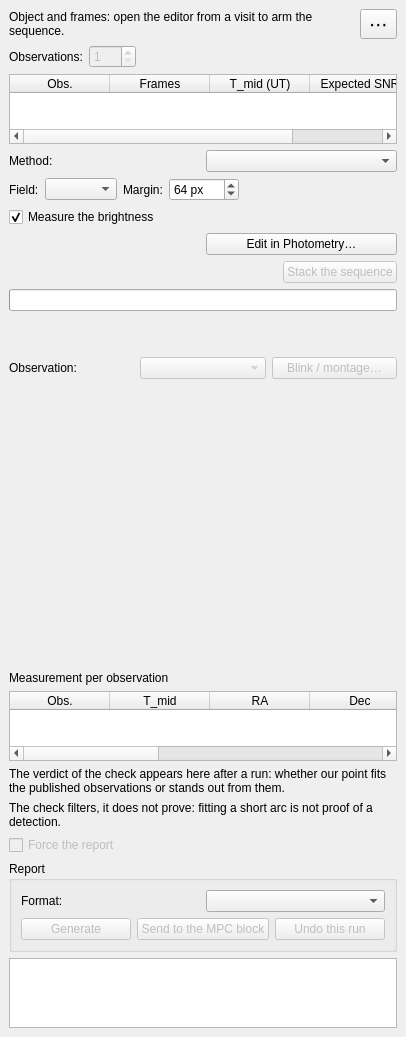
Above: nightscribe/gui/ui/ufe_trackstack_tab.ui from irydeo/nightscribe before the change. Below: the same form after it.
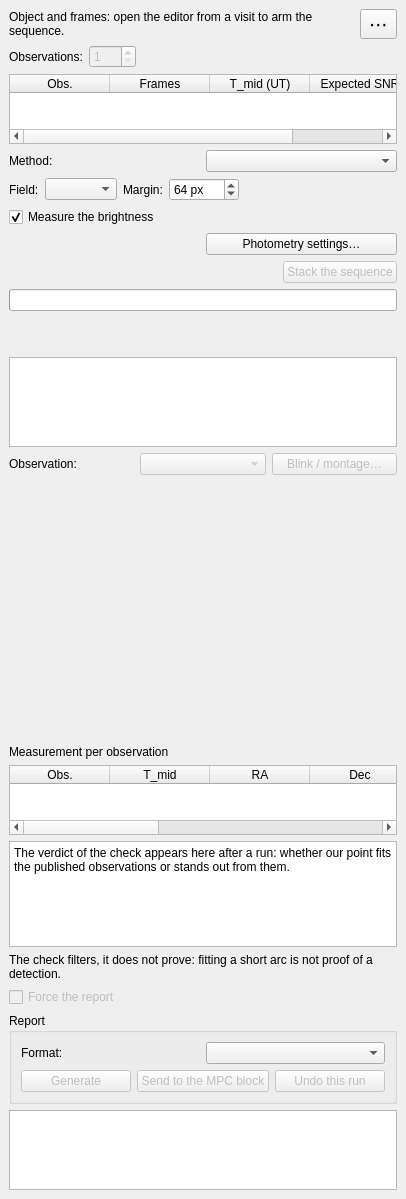
That is the form after the change.

Commit message: fix(astrometry): the long texts are boxes with a height and a scroll, and the tab is Astrometry

Diff of the .ui file:
```diff
--- a/nightscribe/gui/ui/ufe_trackstack_tab.ui
+++ b/nightscribe/gui/ui/ufe_trackstack_tab.ui
@@ -191,9 +191,9 @@
         </item>
         <item>
          <widget class="QPushButton" name="btn_recipe">
-          <property name="text"><string>Edit in Photometry…</string></property>
+          <property name="text"><string>Photometry settings…</string></property>
           <property name="toolTip">
-           <string>Takes you to the Photometry tab, where the apertures, the sky and the centroid are edited</string>
+           <string>The apertures, the sky method and the centroid the run will use are edited in the Photometry tab, and nowhere else. The brightness itself is measured here, on the stacks</string>
           </property>
          </widget>
         </item>
@@ -229,18 +229,20 @@
    <item>
     <widget class="QLabel" name="lbl_status">
      <property name="visible"><bool>false</bool></property>
+     <property name="minimumSize"><size><width>0</width><height>34</height></size></property>
      <property name="text"><string/></property>
      <property name="wordWrap"><bool>true</bool></property>
     </widget>
    </item>
    <item>
-    <widget class="QLabel" name="lbl_notes">
+    <widget class="QPlainTextEdit" name="txt_notes">
      <property name="visible"><bool>false</bool></property>
-     <property name="text"><string/></property>
+     <property name="minimumSize"><size><width>0</width><height>90</height></size></property>
+     <property name="maximumSize"><size><width>16777215</width><height>170</height></size></property>
+     <property name="readOnly"><bool>true</bool></property>
      <property name="toolTip">
-      <string>What the run found: the dithering, the composed WCS quality, the velocity sweep, the detection and the brightness</string>
+      <string>What the run found: the dithering, the composed WCS quality, the velocity sweep, the detection and the brightness. The box keeps its own height and scrolls, so a long night never pushes the rest out of the panel and nothing is cut</string>
      </property>
-     <property name="wordWrap"><bool>true</bool></property>
     </widget>
    </item>
    <item>
@@ -319,9 +321,11 @@
       <property name="rightMargin"><number>0</number></property>
       <property name="bottomMargin"><number>0</number></property>
       <item>
-       <widget class="QLabel" name="lbl_check">
-        <property name="text"><string>The verdict of the check appears here after a run: whether our point fits the published observations or stands out from them.</string></property>
-        <property name="wordWrap"><bool>true</bool></property>
+       <widget class="QPlainTextEdit" name="txt_check">
+        <property name="minimumSize"><size><width>0</width><height>70</height></size></property>
+        <property name="maximumSize"><size><width>16777215</width><height>130</height></size></property>
+        <property name="readOnly"><bool>true</bool></property>
+        <property name="plainText"><string>The verdict of the check appears here after a run: whether our point fits the published observations or stands out from them.</string></property>
        </widget>
       </item>
       <item>
@@ -411,7 +415,8 @@
           <verstretch>0</verstretch>
          </sizepolicy>
         </property>
-        <property name="maximumSize"><size><width>16777215</width><height>110</height></size></property>
+        <property name="minimumSize"><size><width>0</width><height>80</height></size></property>
+        <property name="maximumSize"><size><width>16777215</width><height>140</height></size></property>
         <property name="readOnly"><bool>true</bool></property>
         <property name="font"><font><family>Monospace</family></font></property>
        </widget>
```
The commit also changes 13 other files.
